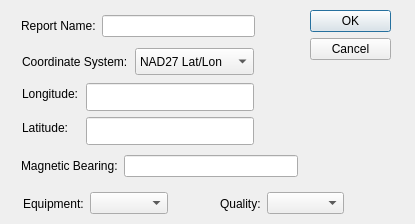
This is getReportDialog.ui in tvrusso/qDF as Qt 5 draws it before an edit. The edited form follows.
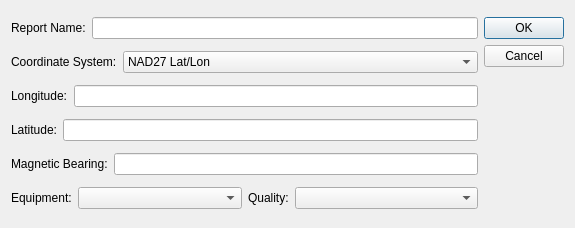
This is the edited form.

Commit message: Fix up form layout.  Moot, because shortly I'll break it by adding a latlon widget instead of two plain text fields.

```diff
--- a/getReportDialog.ui
+++ b/getReportDialog.ui
@@ -5,22 +5,30 @@
    <rect>
     <x>0</x>
     <y>0</y>
-    <width>415</width>
-    <height>224</height>
+    <width>575</width>
+    <height>228</height>
    </rect>
   </property>
   <property name="windowTitle" >
    <string>Enter New DF Report</string>
   </property>
+  <layout class="QGridLayout" name="gridLayout" >
+   <item row="0" column="0" >
+    <layout class="QHBoxLayout" name="horizontalLayout" >
+     <item>
+      <widget class="QLabel" name="label" >
+       <property name="text" >
+        <string>Report Name:</string>
+       </property>
+      </widget>
+     </item>
+     <item>
+      <widget class="QLineEdit" name="lineEdit_ReportName" />
+     </item>
+    </layout>
+   </item>
+   <item rowspan="6" row="0" column="1" >
   <widget class="QDialogButtonBox" name="buttonBox" >
-   <property name="geometry" >
-    <rect>
-     <x>310</x>
-     <y>10</y>
-     <width>81</width>
-     <height>71</height>
-    </rect>
-   </property>
    <property name="orientation" >
     <enum>Qt::Vertical</enum>
    </property>
@@ -28,28 +36,18 @@
     <set>QDialogButtonBox::Cancel|QDialogButtonBox::Ok</set>
    </property>
   </widget>
+   </item>
+   <item row="1" column="0" >
+    <layout class="QHBoxLayout" name="horizontalLayout_2" >
+     <item>
   <widget class="QLabel" name="label_2" >
-   <property name="geometry" >
-    <rect>
-     <x>22</x>
-     <y>48</y>
-     <width>107</width>
-     <height>27</height>
-    </rect>
-   </property>
    <property name="text" >
     <string>Coordinate System:</string>
    </property>
   </widget>
+     </item>
+     <item>
   <widget class="QComboBox" name="comboBox_CoordSys" >
-   <property name="geometry" >
-    <rect>
-     <x>135</x>
-     <y>48</y>
-     <width>119</width>
-     <height>27</height>
-    </rect>
-   </property>
    <property name="sizePolicy" >
     <sizepolicy vsizetype="Fixed" hsizetype="Expanding" >
      <horstretch>0</horstretch>
@@ -73,83 +71,38 @@
     </property>
    </item>
   </widget>
+     </item>
+    </layout>
+   </item>
+   <item row="2" column="0" >
+    <layout class="QHBoxLayout" name="horizontalLayout_6" >
+     <item>
   <widget class="QLabel" name="label_Coord0" >
-   <property name="geometry" >
-    <rect>
-     <x>22</x>
-     <y>83</y>
-     <width>58</width>
-     <height>22</height>
-    </rect>
-   </property>
    <property name="text" >
     <string>Longitude:</string>
    </property>
   </widget>
+     </item>
+     <item>
+      <widget class="QLineEdit" name="lineEdit_Coord0" />
+     </item>
+    </layout>
+   </item>
+   <item row="3" column="0" >
+    <layout class="QHBoxLayout" name="horizontalLayout_7" >
+     <item>
   <widget class="QLabel" name="label_Coord1" >
-   <property name="geometry" >
-    <rect>
-     <x>22</x>
-     <y>117</y>
-     <width>47</width>
-     <height>22</height>
-    </rect>
-   </property>
    <property name="text" >
     <string>Latitude:</string>
    </property>
   </widget>
-  <widget class="QLineEdit" name="lineEdit_Coord0" >
-   <property name="geometry" >
-    <rect>
-     <x>86</x>
-     <y>83</y>
-     <width>168</width>
-     <height>28</height>
-    </rect>
-   </property>
-  </widget>
-  <widget class="QLineEdit" name="lineEdit_Coord1" >
-   <property name="geometry" >
-    <rect>
-     <x>86</x>
-     <y>117</y>
-     <width>168</width>
-     <height>28</height>
-    </rect>
-   </property>
-  </widget>
-  <widget class="QWidget" name="" >
-   <property name="geometry" >
-    <rect>
-     <x>21</x>
-     <y>11</y>
-     <width>234</width>
-     <height>30</height>
-    </rect>
-   </property>
-   <layout class="QHBoxLayout" name="horizontalLayout" >
-    <item>
-     <widget class="QLabel" name="label" >
-      <property name="text" >
-       <string>Report Name:</string>
-      </property>
-     </widget>
     </item>
     <item>
-     <widget class="QLineEdit" name="lineEdit_ReportName" />
-    </item>
-   </layout>
-  </widget>
-  <widget class="QWidget" name="" >
-   <property name="geometry" >
-    <rect>
-     <x>21</x>
-     <y>151</y>
-     <width>277</width>
-     <height>30</height>
-    </rect>
-   </property>
+      <widget class="QLineEdit" name="lineEdit_Coord1" />
+     </item>
+    </layout>
+   </item>
+   <item row="4" column="0" >
    <layout class="QHBoxLayout" name="horizontalLayout_3" >
     <item>
      <widget class="QLabel" name="label_3" >
@@ -162,45 +115,10 @@
      <widget class="QLineEdit" name="lineEdit_bearing" />
     </item>
    </layout>
-  </widget>
-  <widget class="QWidget" name="" >
-   <property name="geometry" >
-    <rect>
-     <x>220</x>
-     <y>189</y>
-     <width>124</width>
-     <height>29</height>
-    </rect>
-   </property>
-   <layout class="QHBoxLayout" name="horizontalLayout_5" >
-    <item>
-     <widget class="QLabel" name="label_5" >
-      <property name="text" >
-       <string>Quality:</string>
-      </property>
-     </widget>
-    </item>
+   </item>
+   <item row="5" column="0" >
+    <layout class="QHBoxLayout" name="horizontalLayout_8" >
     <item>
-     <widget class="QComboBox" name="comboBox_Quality" >
-      <property name="sizePolicy" >
-       <sizepolicy vsizetype="Fixed" hsizetype="Expanding" >
-        <horstretch>0</horstretch>
-        <verstretch>0</verstretch>
-       </sizepolicy>
-      </property>
-     </widget>
-    </item>
-   </layout>
-  </widget>
-  <widget class="QWidget" name="" >
-   <property name="geometry" >
-    <rect>
-     <x>23</x>
-     <y>189</y>
-     <width>145</width>
-     <height>29</height>
-    </rect>
-   </property>
    <layout class="QHBoxLayout" name="horizontalLayout_4" >
     <item>
      <widget class="QLabel" name="label_4" >
@@ -223,7 +141,31 @@
      </widget>
     </item>
    </layout>
-  </widget>
+     </item>
+     <item>
+      <layout class="QHBoxLayout" name="horizontalLayout_5" >
+       <item>
+        <widget class="QLabel" name="label_5" >
+         <property name="text" >
+          <string>Quality:</string>
+         </property>
+        </widget>
+       </item>
+       <item>
+        <widget class="QComboBox" name="comboBox_Quality" >
+         <property name="sizePolicy" >
+          <sizepolicy vsizetype="Fixed" hsizetype="Expanding" >
+           <horstretch>0</horstretch>
+           <verstretch>0</verstretch>
+          </sizepolicy>
+         </property>
+        </widget>
+       </item>
+      </layout>
+     </item>
+    </layout>
+   </item>
+  </layout>
  </widget>
  <tabstops>
   <tabstop>lineEdit_ReportName</tabstop>
```
Left out of the diff: 1 changed line with no effect on the pictures. Lines whose indentation alone changed are shown as unchanged.
